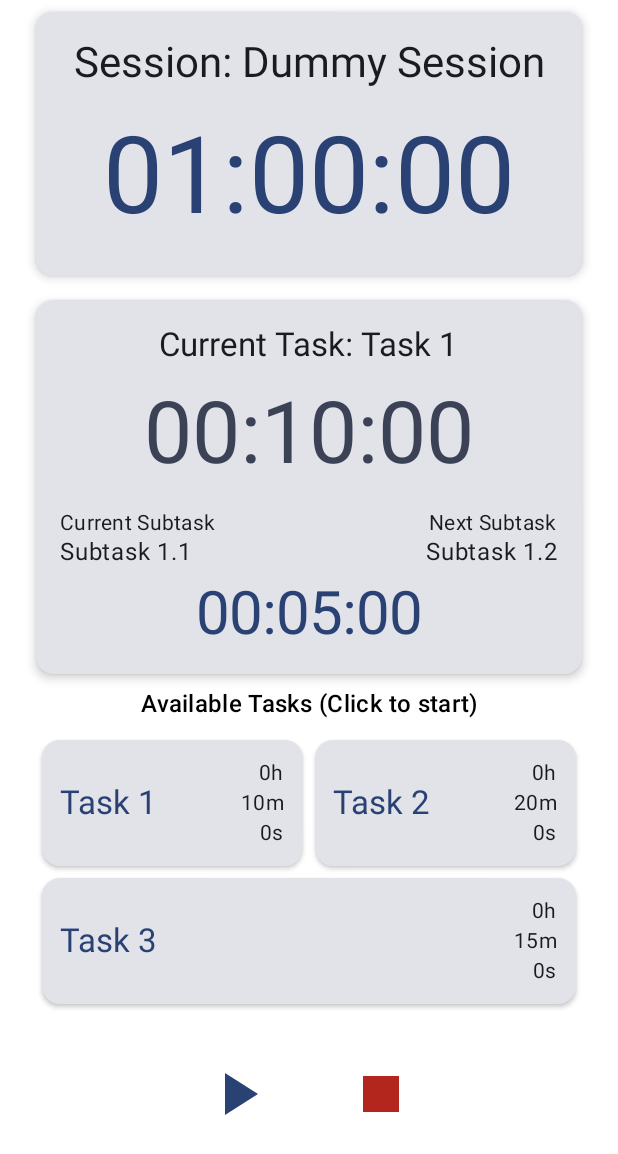
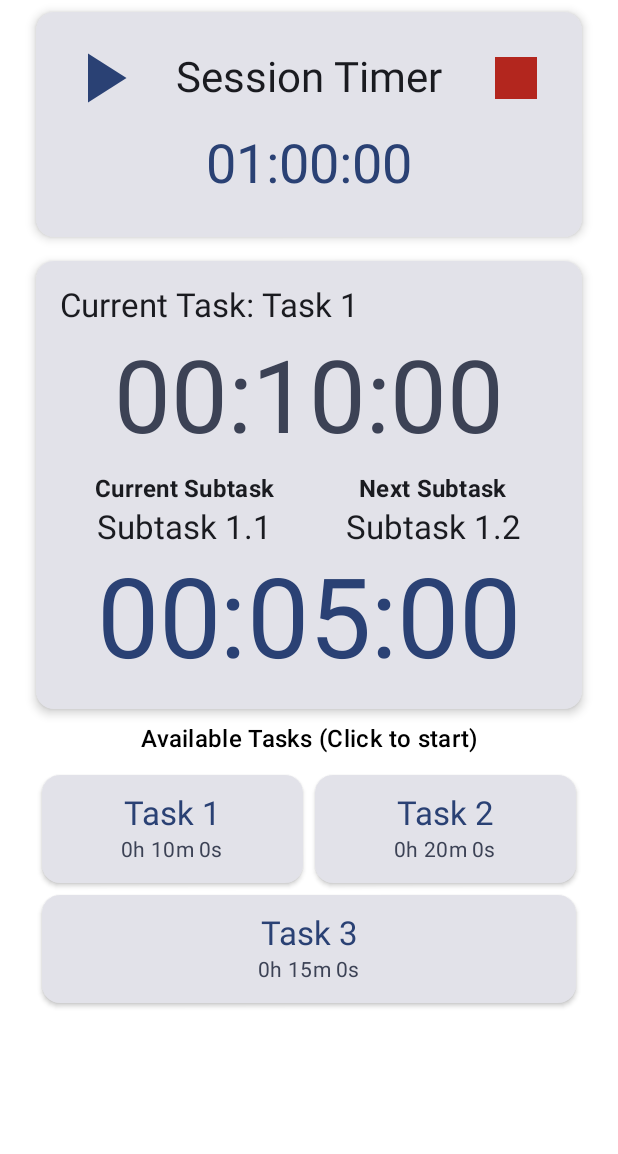
Before and after one commit to prateekkarna/ExamPracticeHelper, an Android app built with Jetpack Compose: the @Preview function RunSessionScreenPreview, on a phone screen of 412 x 824 dp. Shown: the top 1154 px of the screen. Run offline under Robolectric (Android 15) with nearby library versions, the phone set to English and light mode, and no system bars; our stand-ins replace Room's generated code.

Commit message:
run session layout

```diff
--- a/app/src/main/java/com/example/exampractisehelper/ui/screens/runsession/RunSessionScreen.kt
+++ b/app/src/main/java/com/example/exampractisehelper/ui/screens/runsession/RunSessionScreen.kt
@@ -6,6 +6,7 @@ import androidx.compose.runtime.*
 import androidx.compose.ui.Alignment
 import androidx.compose.ui.Modifier
 import androidx.compose.ui.text.style.TextOverflow
+import androidx.compose.ui.text.style.TextAlign
 import androidx.compose.ui.unit.dp
 import androidx.navigation.NavController
 import com.example.exampractisehelper.data.entities.PracticeSession
@@ -23,6 +24,7 @@ import com.example.exampractisehelper.ui.theme.ExamPractiseHelperTheme
 import androidx.compose.foundation.rememberScrollState
 import androidx.compose.ui.platform.LocalContext
 import java.util.Locale
+import androidx.compose.ui.text.font.FontWeight
 
 @Composable
 fun RunSessionScreen(
@@ -74,6 +76,29 @@ fun RunSessionScreen(
         }
     }
 
+    // Timer font sizes
+    val smallestTimerSize = MaterialTheme.typography.displaySmall.fontSize
+    val mediumTimerSize = MaterialTheme.typography.displayMedium.fontSize * 1.5f
+    val largestTimerSize = MaterialTheme.typography.displayLarge.fontSize * 1.3f
+
+    // Determine which timers are visible
+    val showSubtaskTimer = subtasks.isNotEmpty()
+    val showTaskTimer = tasks.isNotEmpty()
+    val showSessionTimer = true
+
+    // Assign font sizes based on preference
+    val sessionTimerFontSize = when {
+        showSubtaskTimer && showTaskTimer -> smallestTimerSize
+        showTaskTimer -> mediumTimerSize
+        else -> largestTimerSize
+    }
+    val taskTimerFontSize = when {
+        showSubtaskTimer -> mediumTimerSize
+        showTaskTimer -> largestTimerSize
+        else -> mediumTimerSize
+    }
+    val subtaskTimerFontSize = if (showSubtaskTimer) largestTimerSize else mediumTimerSize
+
     Column(
         modifier = Modifier
             .fillMaxSize()
@@ -81,6 +106,8 @@ fun RunSessionScreen(
             .padding(horizontal = 24.dp),
         horizontalAlignment = Alignment.CenterHorizontally
     ) {
+        if (tasks.isNotEmpty()) {
+            // Show main session timer card
             Card(
                 modifier = Modifier.fillMaxWidth().padding(vertical = 8.dp),
                 elevation = CardDefaults.cardElevation(4.dp)
@@ -89,24 +116,75 @@ fun RunSessionScreen(
                     Modifier.fillMaxWidth().padding(16.dp),
                     horizontalAlignment = Alignment.CenterHorizontally
                 ) {
-                Text("Session: ${session?.name ?: "Session"}", style = MaterialTheme.typography.headlineMedium)
-                Spacer(Modifier.height(8.dp))
-                // Fancy timer for session (always visible)
+                    Row(
+                        modifier = Modifier.fillMaxWidth(),
+                        verticalAlignment = Alignment.CenterVertically
+                    ) {
+                        IconButton(
+                            onClick = {
+                                sessionRunning = !sessionRunning
+                                taskRunning = !taskRunning
+                                if (subtasks.isNotEmpty()) {
+                                    subtaskRunning = !subtaskRunning
+                                }
+                            },
+                            modifier = Modifier.size(56.dp)
+                        ) {
+                            if (sessionRunning) {
+                                Icon(
+                                    imageVector = Icons.Filled.Pause,
+                                    contentDescription = "Pause",
+                                    tint = MaterialTheme.colorScheme.primary,
+                                    modifier = Modifier.size(80.dp)
+                                )
+                            } else {
+                                Icon(
+                                    imageVector = Icons.Filled.PlayArrow,
+                                    contentDescription = "Play",
+                                    tint = MaterialTheme.colorScheme.primary,
+                                    modifier = Modifier.size(80.dp)
+                                )
+                            }
+                        }
+                        Spacer(Modifier.weight(1f))
+                        Text("Session Timer", style = MaterialTheme.typography.headlineMedium)
+                        Spacer(Modifier.weight(1f))
+                        IconButton(
+                            onClick = {
+                                sessionRunning = false
+                                taskRunning = false
+                                subtaskRunning = false
+                                sessionTimer = sessionDuration
+                                taskTimer = taskDuration
+                                subtaskTimer = subtaskDuration
+                            },
+                            modifier = Modifier.size(56.dp)
+                        ) {
+                            Icon(
+                                imageVector = Icons.Filled.Stop,
+                                contentDescription = "Stop",
+                                tint = MaterialTheme.colorScheme.error,
+                                modifier = Modifier.size(80.dp)
+                            )
+                        }
+                    }
+                    Spacer(Modifier.height(2.dp))
+                    // Session timer
                     Box(
                         modifier = Modifier
                             .fillMaxWidth()
-                        .padding(vertical = 8.dp),
+                            .padding(vertical = 2.dp),
                         contentAlignment = Alignment.Center
                     ) {
                         Text(
                             text = String.format(Locale.getDefault(), "%02d:%02d:%02d", sessionTimer / 3600, (sessionTimer % 3600) / 60, sessionTimer % 60),
-                        style = MaterialTheme.typography.displayMedium.copy(fontSize = MaterialTheme.typography.displayLarge.fontSize * 1.25, color = MaterialTheme.colorScheme.primary)
+                            style = MaterialTheme.typography.displayMedium.copy(fontSize = sessionTimerFontSize, color = MaterialTheme.colorScheme.primary)
                         )
                     }
+                    Spacer(Modifier.height(4.dp))
                 }
             }
-        // Only show the task timer card if there is at least one task
-        if (tasks.isNotEmpty()) {
+            // Task timer card
             Card(
                 modifier = Modifier.fillMaxWidth().padding(vertical = 8.dp),
                 elevation = CardDefaults.cardElevation(4.dp)
@@ -115,8 +193,8 @@ fun RunSessionScreen(
                     Modifier.fillMaxWidth().padding(16.dp),
                     horizontalAlignment = Alignment.CenterHorizontally
                 ) {
-                    Text("Current Task: ${currentTask?.text ?: "Done"}", style = MaterialTheme.typography.titleLarge)
-                    Spacer(Modifier.height(8.dp))
+                    Text("Current Task: ${currentTask?.text ?: "Done"}", style = MaterialTheme.typography.titleLarge, maxLines = 1, overflow = TextOverflow.Ellipsis, modifier = Modifier.fillMaxWidth())
+                    Spacer(Modifier.height(4.dp))
                     // Fancy timer for task (smaller than session timer)
                     Box(
                         modifier = Modifier
@@ -126,25 +204,45 @@ fun RunSessionScreen(
                     ) {
                         Text(
                             text = String.format(Locale.getDefault(), "%02d:%02d:%02d", taskTimer / 3600, (taskTimer % 3600) / 60, taskTimer % 60),
-                            style = MaterialTheme.typography.displaySmall.copy(fontSize = MaterialTheme.typography.displayLarge.fontSize, color = MaterialTheme.colorScheme.secondary)
+                            style = MaterialTheme.typography.displaySmall.copy(fontSize = taskTimerFontSize, color = MaterialTheme.colorScheme.secondary)
                         )
                     }
-                    Spacer(Modifier.height(12.dp))
+                    Spacer(Modifier.height(4.dp))
                     if (subtasks.isNotEmpty()) {
                         Row(
                             Modifier.fillMaxWidth(),
                             horizontalArrangement = Arrangement.SpaceBetween
                         ) {
-                            Column(Modifier.weight(1f), horizontalAlignment = Alignment.Start) {
-                                Text("Current Subtask", style = MaterialTheme.typography.bodyMedium)
-                                Text(currentSubtask?.name ?: "-", style = MaterialTheme.typography.bodyLarge)
-                            }
-                            Column(Modifier.weight(1f), horizontalAlignment = Alignment.End) {
-                                Text("Next Subtask", style = MaterialTheme.typography.bodyMedium)
-                                Text(nextSubtask?.name ?: "-", style = MaterialTheme.typography.bodyLarge)
+                            Column(Modifier.weight(1f), horizontalAlignment = Alignment.CenterHorizontally) {
+                                Text(
+                                    "Current Subtask",
+                                    style = MaterialTheme.typography.titleMedium.copy(fontWeight = FontWeight.Bold)
+                                )
+                                Box(modifier = Modifier.fillMaxWidth(), contentAlignment = Alignment.Center) {
+                                    Text(
+                                        currentSubtask?.name ?: "-",
+                                        style = MaterialTheme.typography.titleLarge,
+                                        maxLines = 1,
+                                        overflow = TextOverflow.Ellipsis
+                                    )
                                 }
                             }
-                        Spacer(Modifier.height(8.dp))
+                            Column(Modifier.weight(1f), horizontalAlignment = Alignment.CenterHorizontally) {
+                                Text(
+                                    "Next Subtask",
+                                    style = MaterialTheme.typography.titleMedium.copy(fontWeight = FontWeight.Bold)
+                                )
+                                Box(modifier = Modifier.fillMaxWidth(), contentAlignment = Alignment.Center) {
+                                    Text(
+                                        nextSubtask?.name ?: "-",
+                                        style = MaterialTheme.typography.titleLarge,
+                                        maxLines = 1,
+                                        overflow = TextOverflow.Ellipsis
+                                    )
+                                }
+                            }
+                        }
+                        Spacer(Modifier.height(4.dp))
                         // Show current running subtask timer below the row, slightly less than before but still prominent
                         Box(
                             modifier = Modifier.fillMaxWidth(),
@@ -152,7 +250,7 @@ fun RunSessionScreen(
                         ) {
                             Text(
                                 text = String.format(Locale.getDefault(), "%02d:%02d:%02d", subtaskTimer / 3600, (subtaskTimer % 3600) / 60, subtaskTimer % 60),
-                                style = MaterialTheme.typography.headlineLarge.copy(fontSize = MaterialTheme.typography.displayLarge.fontSize * 0.7, color = MaterialTheme.colorScheme.primary)
+                                style = MaterialTheme.typography.displayLarge.copy(fontSize = subtaskTimerFontSize, color = MaterialTheme.colorScheme.primary)
                             )
                         }
                     }
@@ -174,99 +272,100 @@ fun RunSessionScreen(
                                 .padding(4.dp),
                             elevation = CardDefaults.cardElevation(2.dp)
                         ) {
-                            Row(
+                            Column(
                                 modifier = Modifier
                                     .fillMaxWidth()
                                     .padding(12.dp),
-                                verticalAlignment = Alignment.CenterVertically
-                            ) {
-                                // Left part: Task name (80% width)
-                                Box(
-                                    modifier = Modifier.weight(0.8f),
-                                    contentAlignment = Alignment.CenterStart
+                                horizontalAlignment = Alignment.CenterHorizontally
                             ) {
                                 Text(
                                     task.text,
                                     style = MaterialTheme.typography.titleLarge.copy(color = MaterialTheme.colorScheme.primary),
-                                        maxLines = 2,
-                                        overflow = TextOverflow.Ellipsis
+                                    maxLines = 1,
+                                    overflow = TextOverflow.Ellipsis,
+                                    modifier = Modifier.fillMaxWidth(),
+                                    textAlign = TextAlign.Center
                                 )
-                                }
-                                // Right part: Duration (vertical, 20% width, no label)
-                                Box(
-                                    modifier = Modifier.weight(0.2f),
-                                    contentAlignment = Alignment.CenterEnd
-                                ) {
                                 val h = (task.taskDuration ?: 0) / 3600
                                 val m = ((task.taskDuration ?: 0) % 3600) / 60
                                 val s = (task.taskDuration ?: 0) % 60
-                                    Column(
-                                        horizontalAlignment = Alignment.End
-                                    ) {
-                                        Text("%dh".format(h), style = MaterialTheme.typography.bodyMedium)
-                                        Text("%dm".format(m), style = MaterialTheme.typography.bodyMedium)
-                                        Text("%ds".format(s), style = MaterialTheme.typography.bodyMedium)
+                                Text(
+                                    text = String.format("%dh %dm %ds", h, m, s),
+                                    style = MaterialTheme.typography.bodyMedium,
+                                    color = MaterialTheme.colorScheme.secondary
+                                )
                             }
                         }
                     }
                 }
             }
+        } else {
+            // Only session timer, show big timer and play/stop below
+            Card(
+                modifier = Modifier.fillMaxWidth().padding(vertical = 8.dp),
+                elevation = CardDefaults.cardElevation(4.dp)
+            ) {
+                Column(
+                    Modifier.fillMaxWidth().padding(16.dp),
+                    horizontalAlignment = Alignment.CenterHorizontally
+                ) {
+                    Text("Session Timer", style = MaterialTheme.typography.headlineMedium)
+                    Spacer(Modifier.height(8.dp))
+                    Box(
+                        modifier = Modifier
+                            .fillMaxWidth()
+                            .padding(vertical = 8.dp),
+                        contentAlignment = Alignment.Center
+                    ) {
+                        Text(
+                            text = String.format(Locale.getDefault(), "%02d:%02d:%02d", sessionTimer / 3600, (sessionTimer % 3600) / 60, sessionTimer % 60),
+                            style = MaterialTheme.typography.displayLarge.copy(fontSize = largestTimerSize, color = MaterialTheme.colorScheme.primary)
+                        )
                     }
-            }
-        }
-        // Play/Stop controls at the bottom
-        Spacer(Modifier.height(24.dp))
+                    Spacer(Modifier.height(16.dp))
                     Row(
                         Modifier.fillMaxWidth(),
                         horizontalArrangement = Arrangement.Center
                     ) {
-            // Play/Pause button
                         IconButton(
                             onClick = {
                                 sessionRunning = !sessionRunning
-                    taskRunning = !taskRunning
-                    if (subtasks.isNotEmpty()) {
-                        subtaskRunning = !subtaskRunning
-                    }
                             },
-                modifier = Modifier.size(64.dp)
+                            modifier = Modifier.size(72.dp)
                         ) {
                             if (sessionRunning) {
                                 Icon(
                                     imageVector = Icons.Filled.Pause,
                                     contentDescription = "Pause",
                                     tint = MaterialTheme.colorScheme.primary,
-                        modifier = Modifier.size(48.dp)
+                                    modifier = Modifier.size(56.dp)
                                 )
                             } else {
                                 Icon(
                                     imageVector = Icons.Filled.PlayArrow,
                                     contentDescription = "Play",
                                     tint = MaterialTheme.colorScheme.primary,
-                        modifier = Modifier.size(48.dp)
+                                    modifier = Modifier.size(56.dp)
                                 )
                             }
                         }
                         Spacer(Modifier.width(32.dp))
-            // Stop button
                         IconButton(
                             onClick = {
                                 sessionRunning = false
-                    taskRunning = false
-                    subtaskRunning = false
-                    // Optionally reset timers to initial values
                                 sessionTimer = sessionDuration
-                    taskTimer = taskDuration
-                    subtaskTimer = subtaskDuration
                             },
-                modifier = Modifier.size(64.dp)
+                            modifier = Modifier.size(72.dp)
                         ) {
                             Icon(
                                 imageVector = Icons.Filled.Stop,
                                 contentDescription = "Stop",
                                 tint = MaterialTheme.colorScheme.error,
-                    modifier = Modifier.size(48.dp)
+                                modifier = Modifier.size(56.dp)
                             )
+                        }
+                    }
+                }
             }
         }
     }
```
Lines whose indentation alone changed are shown as unchanged.
